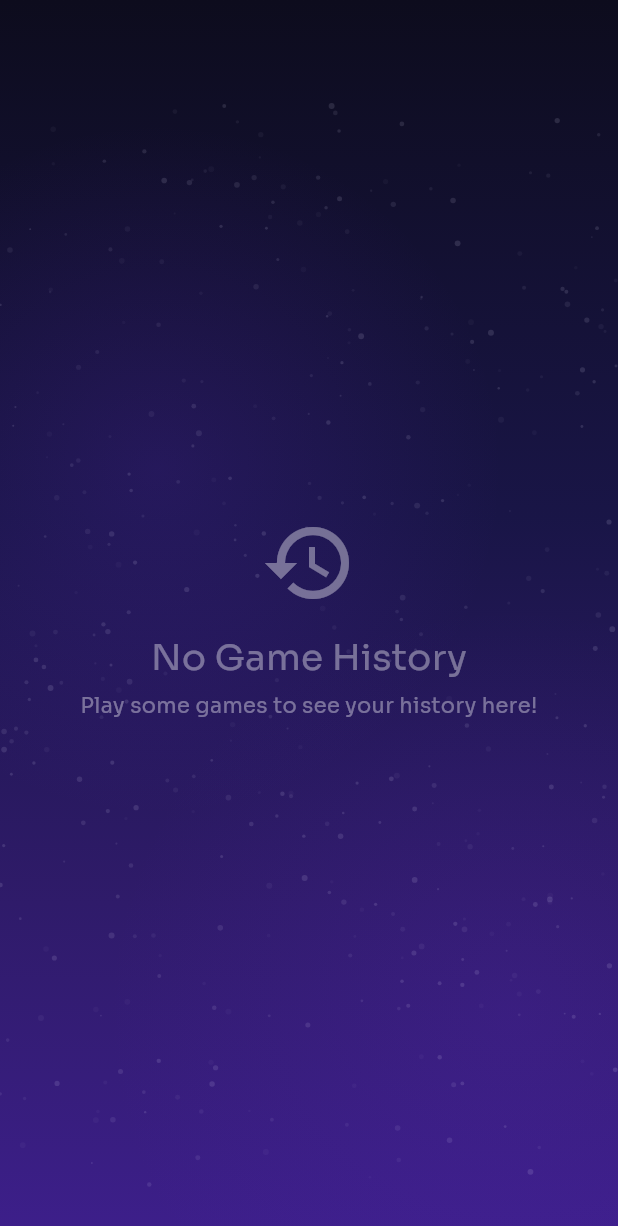
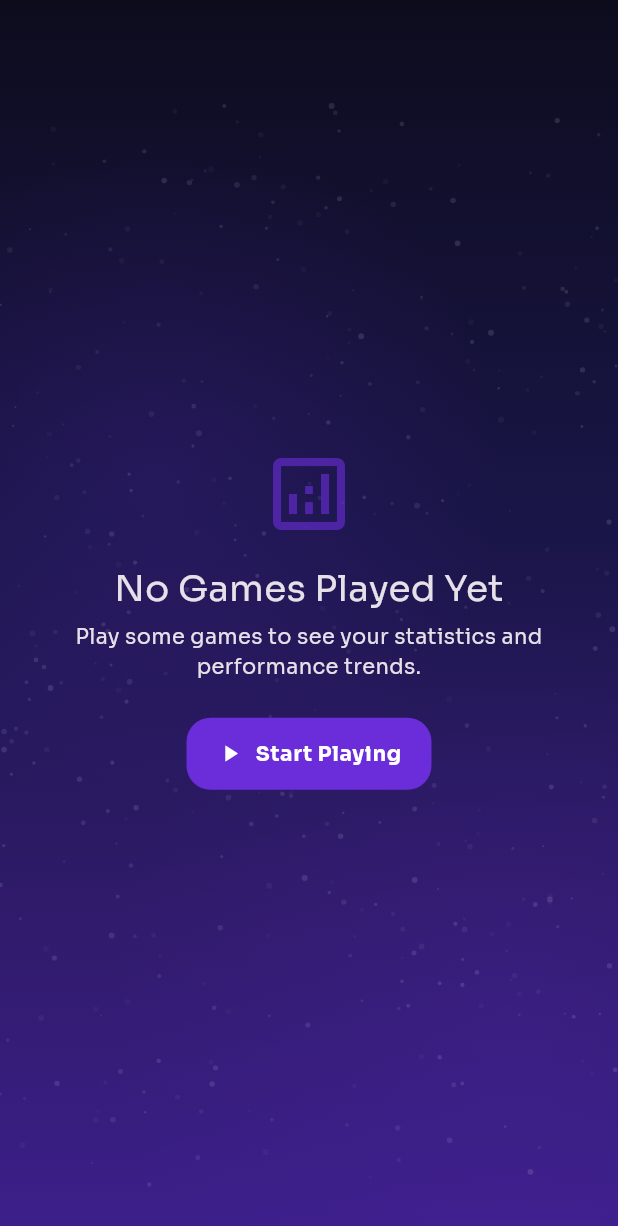
Before and after one commit to supasebie/PsychicTournament, a Flutter app: the GameHistoryScreen screen opened by its route, on a phone screen of 412 x 824 dp. Shown: the top 1226 px of the screen. Run offline on Flutter 3.47's test engine with Material 3 defaults, Android fonts, the phone set to English and light mode, and no system bars; our stand-ins replace fl_chart, flutter_svg, google_fonts, google_mobile_ads, sqflite, supabase_flutter and 1 more; accounts and stored records are empty; network calls fail.

Commit message:
nothing important

```diff
--- a/lib/screens/game_history_screen.dart
+++ b/lib/screens/game_history_screen.dart
@@ -320,29 +320,39 @@ class _GameHistoryScreenState extends State<GameHistoryScreen> {
     );
   }
 
-  /// Build the empty state when no sessions exist
+  /// Build the empty state when no sessions exist (match GameStatisticsScreen)
   Widget _buildEmptyState() {
     return Center(
+      child: Padding(
+        padding: const EdgeInsets.all(24.0),
         child: Column(
           mainAxisAlignment: MainAxisAlignment.center,
           children: [
-          Icon(Icons.history, size: 64, color: Theme.of(context).disabledColor),
+            Icon(
+              Icons.analytics_outlined,
+              size: 64,
+              color: Theme.of(context).colorScheme.primary.withValues(alpha: 0.6),
+            ),
             const SizedBox(height: 16),
             Text(
-            'No Game History',
-            style: Theme.of(context).textTheme.headlineSmall?.copyWith(
-              color: Theme.of(context).disabledColor,
-            ),
+              'No Games Played Yet',
+              style: Theme.of(context).textTheme.headlineSmall,
+              textAlign: TextAlign.center,
             ),
             const SizedBox(height: 8),
             Text(
-            'Play some games to see your history here!',
-            style: Theme.of(context).textTheme.bodyMedium?.copyWith(
-              color: Theme.of(context).disabledColor,
-            ),
+              'Play some games to see your statistics and performance trends.',
+              style: Theme.of(context).textTheme.bodyMedium,
               textAlign: TextAlign.center,
             ),
+            const SizedBox(height: 24),
+            ElevatedButton.icon(
+              onPressed: () => Navigator.of(context).pushNamed('/zener-game'),
+              icon: const Icon(Icons.play_arrow),
+              label: const Text('Start Playing'),
+            ),
           ],
+        ),
       ),
     );
   }
@@ -385,18 +395,10 @@ class _GameHistoryScreenState extends State<GameHistoryScreen> {
     );
   }
 
-  /// Build the loading state
+  /// Build the loading state (match GameStatisticsScreen behavior)
   Widget _buildLoadingState() {
-    return const Center(
-      child: Column(
-        mainAxisAlignment: MainAxisAlignment.center,
-        children: [
-          CircularProgressIndicator(),
-          SizedBox(height: 16),
-          Text('Loading game history...'),
-        ],
-      ),
-    );
+    // Show only the spinner to avoid layout/jank from early text flashes.
+    return const Center(child: CircularProgressIndicator());
   }
 
   /// Build the pagination controls (Load More button)
--- a/lib/screens/game_statistics_screen.dart
+++ b/lib/screens/game_statistics_screen.dart
@@ -121,11 +121,7 @@ class _GameStatisticsScreenState extends State<GameStatisticsScreen> {
   @override
   Widget build(BuildContext context) {
     return Scaffold(
-      body: AnimatedGradientBackground(
-        child: SafeArea(
-          child: _buildBody(),
-        ),
-      ),
+      body: AnimatedGradientBackground(child: SafeArea(child: _buildBody())),
     );
   }
 
@@ -217,7 +213,7 @@ class _GameStatisticsScreenState extends State<GameStatisticsScreen> {
             ),
             const SizedBox(height: 24),
             ElevatedButton.icon(
-              onPressed: () => Navigator.of(context).pop(),
+              onPressed: () => Navigator.of(context).pushNamed('/zener-game'),
               icon: const Icon(Icons.play_arrow),
               label: const Text('Start Playing'),
             ),
@@ -1008,7 +1004,7 @@ class _GameStatisticsScreenState extends State<GameStatisticsScreen> {
 
   /// Get color based on hit rate performance
   Color _getHitRateColor(double hitRate) {
-    if (hitRate >= 25) return Colors.green;
+    if (hitRate >= 30) return Colors.green;
     if (hitRate >= 20) return Colors.blue;
     if (hitRate >= 15) return Colors.orange;
     return Colors.red;
```
Lines whose indentation alone changed are shown as unchanged.
